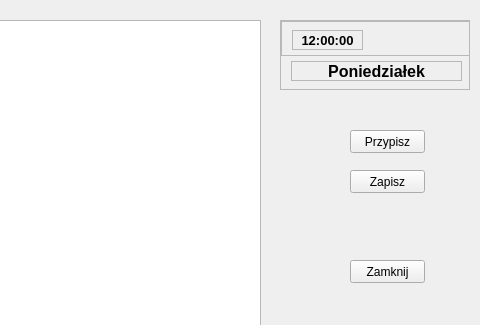
Before: the Qt Designer form Urzadzenia/urzadzenialistakontrahent.ui in Astropl/OptiBase, drawn with Qt 5; both pictures show x 320 to 800 and y 0 to 325 of the 800 by 600 pixel window.
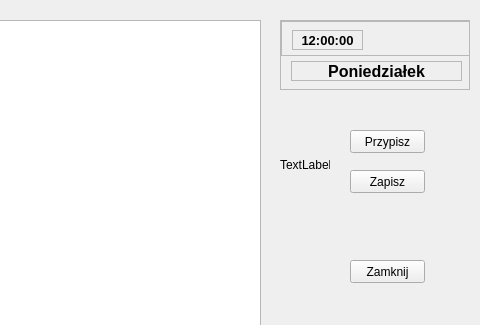
After: the same form once the commit is applied.

Patch:
```diff
--- a/Urzadzenia/urzadzenialistakontrahent.ui
+++ b/Urzadzenia/urzadzenialistakontrahent.ui
@@ -267,6 +267,19 @@
      </rect>
     </property>
    </widget>
+   <widget class="QLabel" name="lblCheckOkNo">
+    <property name="geometry">
+     <rect>
+      <x>600</x>
+      <y>140</y>
+      <width>50</width>
+      <height>50</height>
+     </rect>
+    </property>
+    <property name="text">
+     <string>TextLabel</string>
+    </property>
+   </widget>
   </widget>
   <widget class="QMenuBar" name="menubar">
    <property name="geometry">
```
Left out of the diff: 3 changed lines with no effect on the pictures.
